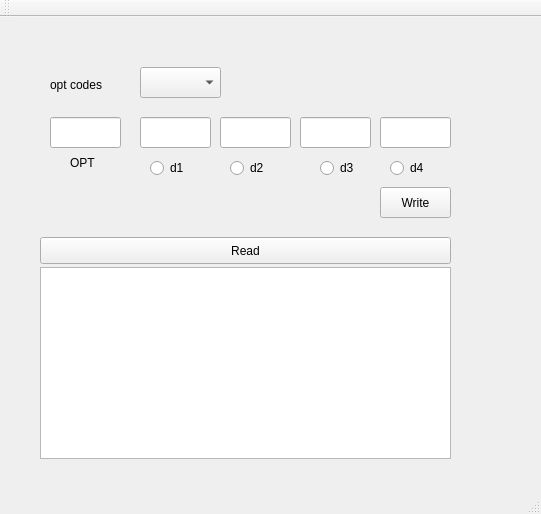
The window that src/ui/mainwindow.ui (joonaspessi/rotfl) describes before a commit, drawn with Qt 5.
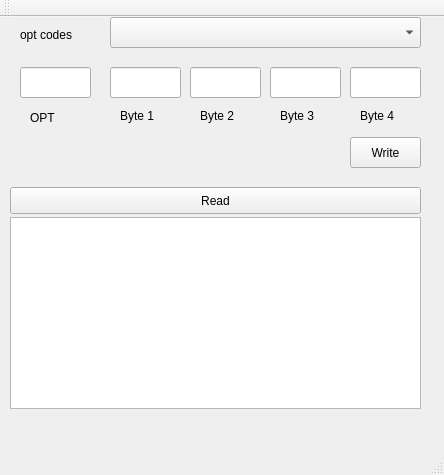
The same window after the commit.

Commit message:
Completed Roomba command map
Cosmetic changes to ui
Added write print to ui with timestamp

```diff
--- a/src/ui/mainwindow.ui
+++ b/src/ui/mainwindow.ui
@@ -6,8 +6,8 @@
    <rect>
     <x>0</x>
     <y>0</y>
-    <width>541</width>
-    <height>514</height>
+    <width>444</width>
+    <height>475</height>
    </rect>
   </property>
   <property name="windowTitle">
@@ -17,8 +17,8 @@
    <widget class="QPushButton" name="pushButton">
     <property name="geometry">
      <rect>
-      <x>380</x>
-      <y>170</y>
+      <x>350</x>
+      <y>120</y>
       <width>71</width>
       <height>31</height>
      </rect>
@@ -30,8 +30,8 @@
    <widget class="QListView" name="listView">
     <property name="geometry">
      <rect>
-      <x>40</x>
-      <y>250</y>
+      <x>10</x>
+      <y>200</y>
       <width>411</width>
       <height>192</height>
      </rect>
@@ -40,8 +40,8 @@
    <widget class="QPushButton" name="pushButton_2">
     <property name="geometry">
      <rect>
-      <x>40</x>
-      <y>220</y>
+      <x>10</x>
+      <y>170</y>
       <width>411</width>
       <height>27</height>
      </rect>
@@ -53,8 +53,8 @@
    <widget class="QLineEdit" name="lineEdit">
     <property name="geometry">
      <rect>
-      <x>50</x>
-      <y>100</y>
+      <x>20</x>
+      <y>50</y>
       <width>71</width>
       <height>31</height>
      </rect>
@@ -66,10 +66,10 @@
    <widget class="QLabel" name="label">
     <property name="geometry">
      <rect>
-      <x>70</x>
-      <y>130</y>
+      <x>30</x>
+      <y>90</y>
       <width>41</width>
-      <height>31</height>
+      <height>21</height>
      </rect>
     </property>
     <property name="text">
@@ -79,102 +79,38 @@
    <widget class="QLineEdit" name="byte_1_edit">
     <property name="geometry">
      <rect>
-      <x>140</x>
-      <y>100</y>
+      <x>110</x>
+      <y>50</y>
       <width>71</width>
       <height>31</height>
      </rect>
     </property>
    </widget>
-   <widget class="QRadioButton" name="radioButton">
-    <property name="geometry">
-     <rect>
-      <x>150</x>
-      <y>140</y>
-      <width>41</width>
-      <height>22</height>
-     </rect>
-    </property>
-    <property name="text">
-     <string>d1</string>
-    </property>
-    <property name="autoExclusive">
-     <bool>false</bool>
-    </property>
-   </widget>
-   <widget class="QRadioButton" name="radioButton_2">
-    <property name="geometry">
-     <rect>
-      <x>230</x>
-      <y>140</y>
-      <width>41</width>
-      <height>22</height>
-     </rect>
-    </property>
-    <property name="text">
-     <string>d2</string>
-    </property>
-    <property name="autoExclusive">
-     <bool>false</bool>
-    </property>
-   </widget>
    <widget class="QLineEdit" name="byte_2_edit">
     <property name="geometry">
      <rect>
-      <x>220</x>
-      <y>100</y>
+      <x>190</x>
+      <y>50</y>
       <width>71</width>
       <height>31</height>
      </rect>
     </property>
    </widget>
-   <widget class="QRadioButton" name="radioButton_3">
-    <property name="geometry">
-     <rect>
-      <x>320</x>
-      <y>140</y>
-      <width>51</width>
-      <height>22</height>
-     </rect>
-    </property>
-    <property name="text">
-     <string>d3</string>
-    </property>
-    <property name="autoExclusive">
-     <bool>false</bool>
-    </property>
-   </widget>
    <widget class="QLineEdit" name="byte_3_edit">
     <property name="geometry">
      <rect>
-      <x>300</x>
-      <y>100</y>
+      <x>270</x>
+      <y>50</y>
       <width>71</width>
       <height>31</height>
      </rect>
     </property>
    </widget>
-   <widget class="QRadioButton" name="radioButton_4">
-    <property name="geometry">
-     <rect>
-      <x>390</x>
-      <y>140</y>
-      <width>51</width>
-      <height>22</height>
-     </rect>
-    </property>
-    <property name="text">
-     <string>d4</string>
-    </property>
-    <property name="autoExclusive">
-     <bool>false</bool>
-    </property>
-   </widget>
    <widget class="QLineEdit" name="byte_4_edit">
     <property name="geometry">
      <rect>
-      <x>380</x>
-      <y>100</y>
+      <x>350</x>
+      <y>50</y>
       <width>71</width>
       <height>31</height>
      </rect>
@@ -183,18 +119,24 @@
    <widget class="QComboBox" name="comboBox">
     <property name="geometry">
      <rect>
-      <x>140</x>
-      <y>50</y>
-      <width>81</width>
+      <x>110</x>
+      <y>0</y>
+      <width>311</width>
       <height>31</height>
      </rect>
     </property>
+    <property name="sizePolicy">
+     <sizepolicy hsizetype="Preferred" vsizetype="MinimumExpanding">
+      <horstretch>0</horstretch>
+      <verstretch>0</verstretch>
+     </sizepolicy>
+    </property>
    </widget>
    <widget class="QLabel" name="opt_info_label">
     <property name="geometry">
      <rect>
-      <x>50</x>
-      <y>60</y>
+      <x>20</x>
+      <y>10</y>
       <width>66</width>
       <height>16</height>
      </rect>
@@ -203,6 +145,58 @@
      <string>opt codes</string>
     </property>
    </widget>
+   <widget class="QLabel" name="label_2">
+    <property name="geometry">
+     <rect>
+      <x>120</x>
+      <y>90</y>
+      <width>66</width>
+      <height>17</height>
+     </rect>
+    </property>
+    <property name="text">
+     <string>Byte 1</string>
+    </property>
+   </widget>
+   <widget class="QLabel" name="label_3">
+    <property name="geometry">
+     <rect>
+      <x>200</x>
+      <y>90</y>
+      <width>66</width>
+      <height>17</height>
+     </rect>
+    </property>
+    <property name="text">
+     <string>Byte 2</string>
+    </property>
+   </widget>
+   <widget class="QLabel" name="label_4">
+    <property name="geometry">
+     <rect>
+      <x>280</x>
+      <y>90</y>
+      <width>66</width>
+      <height>17</height>
+     </rect>
+    </property>
+    <property name="text">
+     <string>Byte 3</string>
+    </property>
+   </widget>
+   <widget class="QLabel" name="label_5">
+    <property name="geometry">
+     <rect>
+      <x>360</x>
+      <y>90</y>
+      <width>66</width>
+      <height>17</height>
+     </rect>
+    </property>
+    <property name="text">
+     <string>Byte 4</string>
+    </property>
+   </widget>
   </widget>
   <widget class="QMenuBar" name="menuBar">
    <property name="geometry">
```
Left out of the diff: 7 changed lines with no effect on the pictures. The commit also changes 2 other files.
